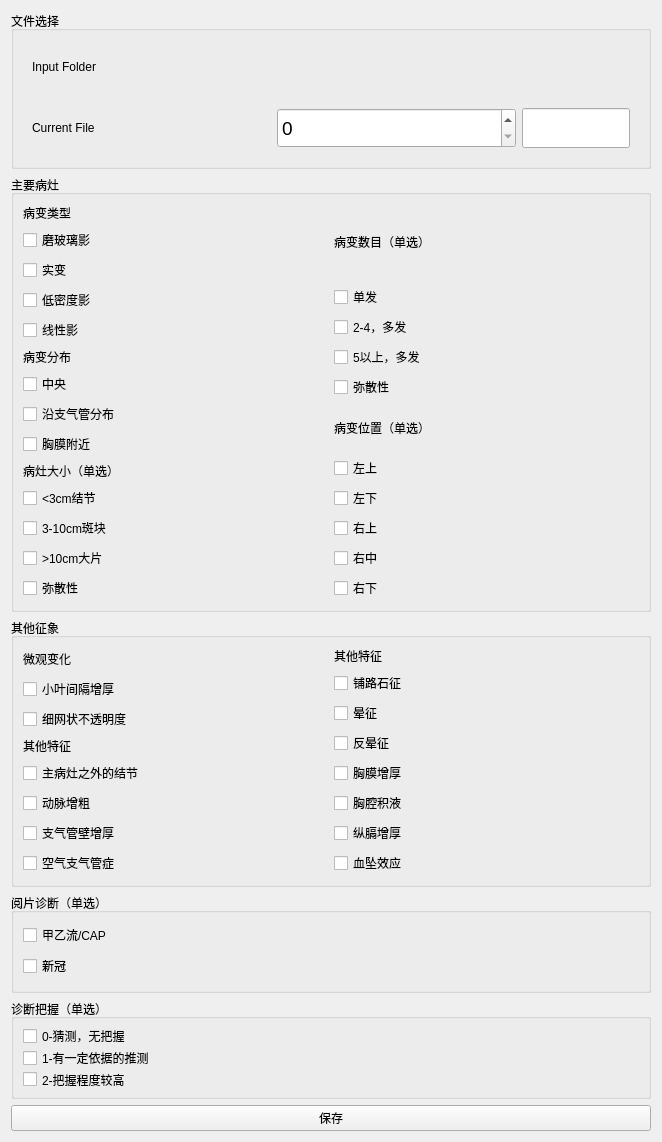
The window that OpenCOVID_Detecter/CT_Characteristic/Resources/UI/CT_Characteristic.ui (weixr18/OCD_Slicer_Plugin) describes before a commit, drawn with Qt 5.
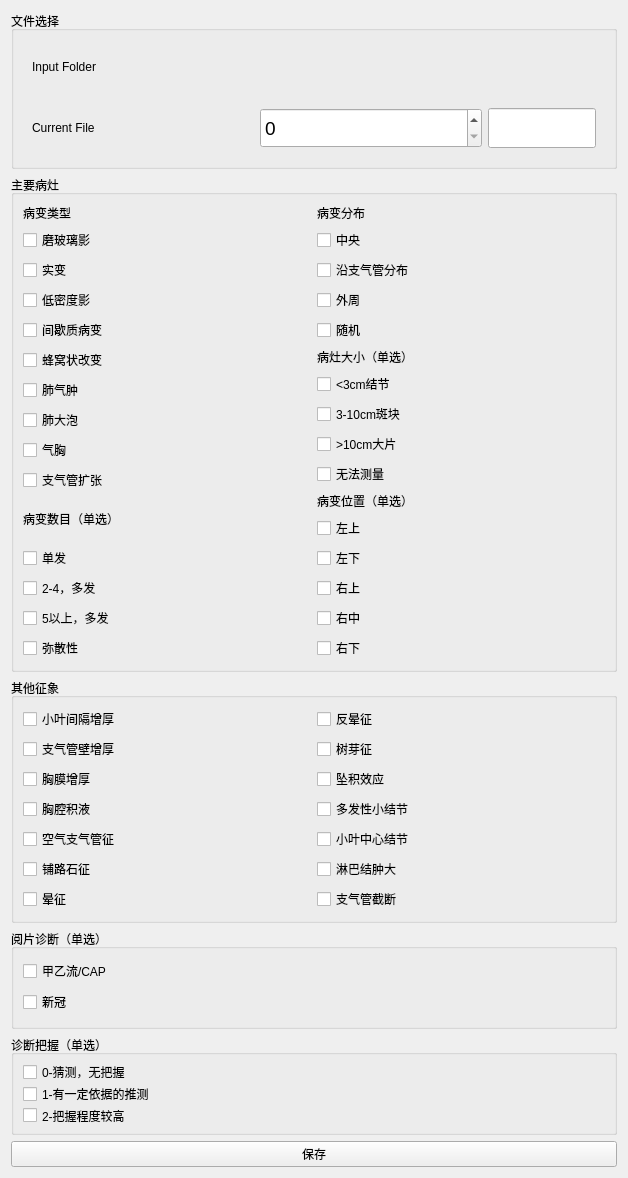
The same window after the commit. Custom widgets are drawn as their Qt base class.

```diff
--- a/OpenCOVID_Detecter/CT_Characteristic/Resources/UI/CT_Characteristic.ui
+++ b/OpenCOVID_Detecter/CT_Characteristic/Resources/UI/CT_Characteristic.ui
@@ -6,8 +6,8 @@
    <rect>
     <x>0</x>
     <y>0</y>
-    <width>662</width>
-    <height>1073</height>
+    <width>628</width>
+    <height>1106</height>
    </rect>
   </property>
   <layout class="QVBoxLayout" name="verticalLayout_4">
@@ -198,12 +198,96 @@
           <item>
            <widget class="QCheckBox" name="xxy">
             <property name="text">
-             <string>线性影</string>
+             <string>间歇质病变</string>
             </property>
            </widget>
           </item>
+          <item>
+           <widget class="QCheckBox" name="fwzgb">
+            <property name="text">
+             <string>蜂窝状改变</string>
+            </property>
+           </widget>
+          </item>
+          <item>
+           <widget class="QCheckBox" name="fqz">
+            <property name="text">
+             <string>肺气肿</string>
+            </property>
+           </widget>
+          </item>
+          <item>
+           <widget class="QCheckBox" name="fdp">
+            <property name="text">
+             <string>肺大泡</string>
+            </property>
+           </widget>
+          </item>
+          <item>
+           <widget class="QCheckBox" name="qx">
+            <property name="text">
+             <string>气胸</string>
+            </property>
+           </widget>
+          </item>
+          <item>
+           <widget class="QCheckBox" name="zqgkz">
+            <property name="text">
+             <string>支气管扩张</string>
+            </property>
+           </widget>
+          </item>
          </layout>
         </item>
+        <item>
+         <layout class="QVBoxLayout" name="bbsm">
+          <property name="topMargin">
+           <number>0</number>
+          </property>
+          <item>
+           <widget class="QLabel" name="bbsm_">
+            <property name="text">
+             <string>病变数目（单选）</string>
+            </property>
+           </widget>
+          </item>
+          <item>
+           <widget class="QCheckBox" name="danfa">
+            <property name="text">
+             <string>单发</string>
+            </property>
+           </widget>
+          </item>
+          <item>
+           <widget class="QCheckBox" name="duofa24">
+            <property name="text">
+             <string>2-4，多发</string>
+            </property>
+           </widget>
+          </item>
+          <item>
+           <widget class="QCheckBox" name="duofa5">
+            <property name="text">
+             <string>5以上，多发</string>
+            </property>
+           </widget>
+          </item>
+          <item>
+           <widget class="QCheckBox" name="msx_2">
+            <property name="text">
+             <string>弥散性</string>
+            </property>
+           </widget>
+          </item>
+         </layout>
+        </item>
+       </layout>
+      </item>
+      <item>
+       <layout class="QVBoxLayout" name="rright">
+        <property name="topMargin">
+         <number>0</number>
+        </property>
         <item>
          <layout class="QVBoxLayout" name="bbfb">
           <property name="topMargin">
@@ -233,7 +317,14 @@
           <item>
            <widget class="QCheckBox" name="xmfj">
             <property name="text">
-             <string>胸膜附近</string>
+             <string>外周</string>
+            </property>
+           </widget>
+          </item>
+          <item>
+           <widget class="QCheckBox" name="sj">
+            <property name="text">
+             <string>随机</string>
             </property>
            </widget>
           </item>
@@ -275,56 +366,7 @@
           <item>
            <widget class="QCheckBox" name="msx">
             <property name="text">
-             <string>弥散性</string>
-            </property>
-           </widget>
-          </item>
-         </layout>
-        </item>
-       </layout>
-      </item>
-      <item>
-       <layout class="QVBoxLayout" name="rright">
-        <property name="topMargin">
-         <number>0</number>
-        </property>
-        <item>
-         <layout class="QVBoxLayout" name="bbsm">
-          <property name="topMargin">
-           <number>0</number>
-          </property>
-          <item>
-           <widget class="QLabel" name="bbsm_">
-            <property name="text">
-             <string>病变数目（单选）</string>
-            </property>
-           </widget>
-          </item>
-          <item>
-           <widget class="QCheckBox" name="danfa">
-            <property name="text">
-             <string>单发</string>
-            </property>
-           </widget>
-          </item>
-          <item>
-           <widget class="QCheckBox" name="duofa24">
-            <property name="text">
-             <string>2-4，多发</string>
-            </property>
-           </widget>
-          </item>
-          <item>
-           <widget class="QCheckBox" name="duofa5">
-            <property name="text">
-             <string>5以上，多发</string>
-            </property>
-           </widget>
-          </item>
-          <item>
-           <widget class="QCheckBox" name="msx_2">
-            <property name="text">
-             <string>弥散性</string>
+             <string>无法测量</string>
             </property>
            </widget>
           </item>
@@ -398,18 +440,9 @@
      <layout class="QHBoxLayout" name="horizontalLayout">
       <item>
        <layout class="QVBoxLayout" name="left_2">
-        <item>
-         <layout class="QVBoxLayout" name="wgbh">
           <property name="topMargin">
            <number>0</number>
           </property>
-          <item>
-           <widget class="QLabel" name="wgbh_">
-            <property name="text">
-             <string>微观变化</string>
-            </property>
-           </widget>
-          </item>
           <item>
            <widget class="QCheckBox" name="xyjgzh">
             <property name="text">
@@ -418,72 +451,30 @@
            </widget>
           </item>
           <item>
-           <widget class="QCheckBox" name="xwzbtmd">
-            <property name="text">
-             <string>细网状不透明度</string>
-            </property>
-           </widget>
-          </item>
-         </layout>
-        </item>
-        <item>
-         <layout class="QVBoxLayout" name="qttz">
-          <property name="topMargin">
-           <number>0</number>
-          </property>
-          <item>
-           <widget class="QLabel" name="qttz_">
-            <property name="text">
-             <string>其他特征</string>
-            </property>
-           </widget>
-          </item>
-          <item>
-           <widget class="QCheckBox" name="zbzzwdjj">
-            <property name="text">
-             <string>主病灶之外的结节</string>
-            </property>
-           </widget>
-          </item>
-          <item>
-           <widget class="QCheckBox" name="dmzc">
-            <property name="text">
-             <string>动脉增粗</string>
-            </property>
-           </widget>
-          </item>
-          <item>
            <widget class="QCheckBox" name="zqgbzh">
             <property name="text">
              <string>支气管壁增厚</string>
             </property>
            </widget>
           </item>
+        <item>
+         <widget class="QCheckBox" name="xmzh">
+          <property name="text">
+           <string>胸膜增厚</string>
+          </property>
+         </widget>
+        </item>
+        <item>
+         <widget class="QCheckBox" name="xqjy">
+          <property name="text">
+           <string>胸腔积液</string>
+          </property>
+         </widget>
+        </item>
           <item>
            <widget class="QCheckBox" name="kqzqgz">
             <property name="text">
-             <string>空气支气管症</string>
-            </property>
-           </widget>
-          </item>
-         </layout>
-        </item>
-       </layout>
-      </item>
-      <item>
-       <layout class="QVBoxLayout" name="right_2">
-        <property name="topMargin">
-         <number>0</number>
-        </property>
-        <item>
-         <layout class="QVBoxLayout" name="qttz_2">
-          <property name="topMargin">
-           <number>0</number>
-          </property>
-          <item>
-           <widget class="QLabel" name="qttz__">
-            <property name="text">
-             <string>其他特征</string>
+           <string>空气支气管征</string>
             </property>
            </widget>
           </item>
@@ -501,6 +492,10 @@
             </property>
            </widget>
           </item>
+       </layout>
+      </item>
+      <item>
+       <layout class="QVBoxLayout" name="right_2">
           <item>
            <widget class="QCheckBox" name="fyz">
             <property name="text">
@@ -509,34 +504,46 @@
            </widget>
           </item>
           <item>
-           <widget class="QCheckBox" name="xmzh">
+         <widget class="QCheckBox" name="syz">
             <property name="text">
-             <string>胸膜增厚</string>
+           <string>树芽征</string>
             </property>
            </widget>
           </item>
           <item>
-           <widget class="QCheckBox" name="xqjy">
+         <widget class="QCheckBox" name="zjxy">
             <property name="text">
-             <string>胸腔积液</string>
+           <string>坠积效应</string>
             </property>
            </widget>
           </item>
           <item>
-           <widget class="QCheckBox" name="zgzh">
+         <widget class="QCheckBox" name="dfxxjj">
             <property name="text">
-             <string>纵膈增厚</string>
+           <string>多发性小结节</string>
             </property>
            </widget>
           </item>
           <item>
-           <widget class="QCheckBox" name="xzxy">
+         <widget class="QCheckBox" name="xyzxjj">
             <property name="text">
-             <string>血坠效应</string>
+           <string>小叶中心结节</string>
             </property>
            </widget>
           </item>
-         </layout>
+        <item>
+         <widget class="QCheckBox" name="lbjzd">
+          <property name="text">
+           <string>淋巴结肿大</string>
+          </property>
+         </widget>
+        </item>
+        <item>
+         <widget class="QCheckBox" name="zqgjd">
+          <property name="text">
+           <string>支气管截断</string>
+          </property>
+         </widget>
         </item>
        </layout>
       </item>
```
Left out of the diff: 6 changed lines with no effect on the pictures. Lines whose indentation alone changed are shown as unchanged.
